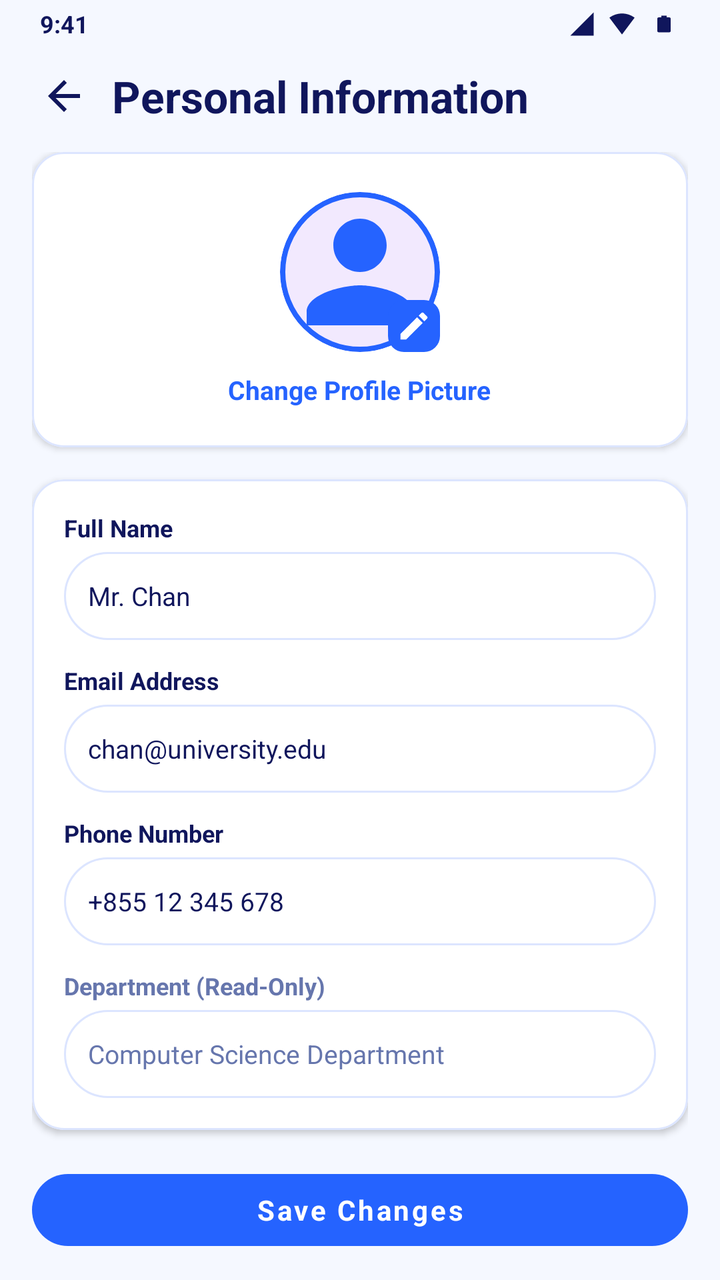
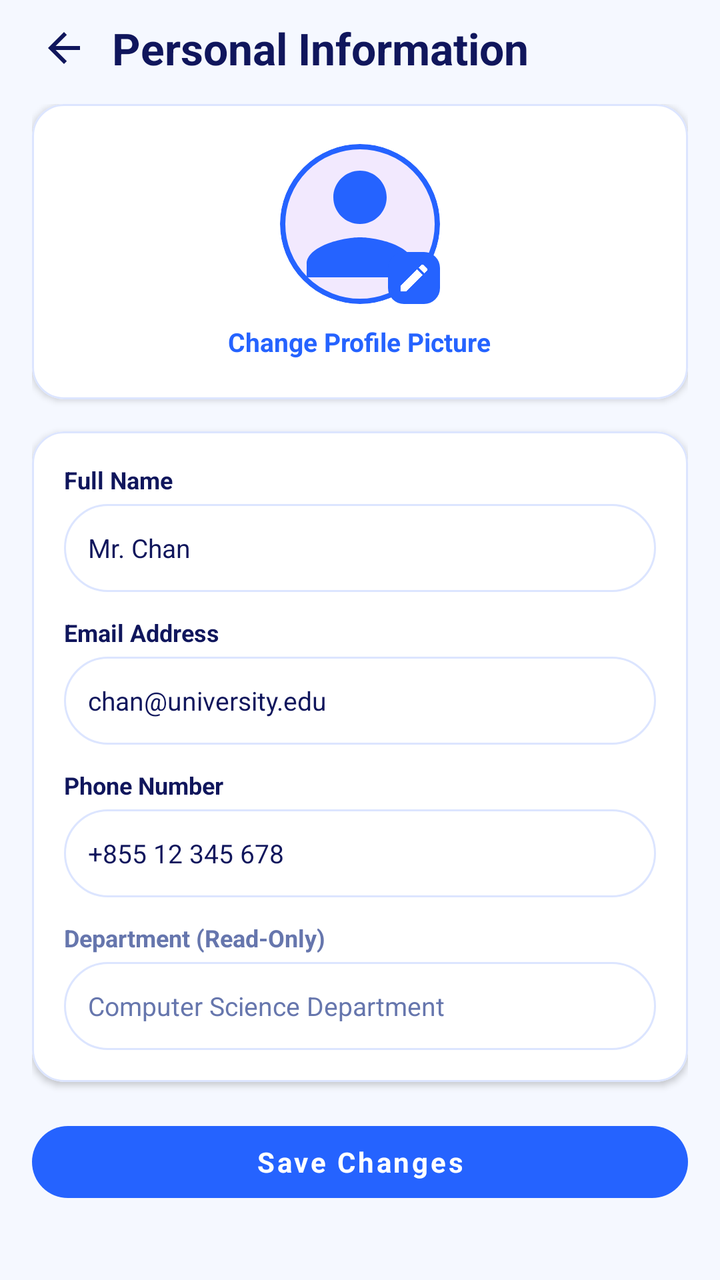

Screens rendered from an Android XML layout before and after an edit, with the pre-edit source and the edit as a unified diff.
<!-- AndroidManifest.xml: application theme Theme.Studentlearnanalytics -->
<!-- res/layout/activity_personal_information.xml -->
<?xml version="1.0" encoding="utf-8"?>
<LinearLayout
    xmlns:android="http://schemas.android.com/apk/res/android"
    xmlns:app="http://schemas.android.com/apk/res-auto"
    android:layout_width="match_parent"
    android:layout_height="match_parent"
    android:orientation="vertical"
    android:background="@color/teacher_bg"
    android:fitsSystemWindows="true">

    
    <RelativeLayout
        android:layout_width="match_parent"
        android:layout_height="24dp"
        android:paddingStart="20dp"
        android:paddingEnd="20dp"
        android:gravity="center_vertical">

        <TextView
            android:id="@+id/tvStatusBarTime"
            android:layout_width="wrap_content"
            android:layout_height="wrap_content"
            android:text="9:41"
            android:textColor="@color/teacher_dark_navy"
            android:textSize="12sp"
            android:textStyle="bold"
            android:layout_alignParentStart="true"
            android:layout_centerVertical="true"/>

        <LinearLayout
            android:layout_width="wrap_content"
            android:layout_height="wrap_content"
            android:orientation="horizontal"
            android:gravity="center_vertical"
            android:layout_alignParentEnd="true"
            android:layout_centerVertical="true">

            <ImageView
                android:layout_width="14dp"
                android:layout_height="14dp"
                android:src="@drawable/ic_signal_status"
                app:tint="@color/teacher_dark_navy"
                android:contentDescription="Signal" />

            <ImageView
                android:layout_width="14dp"
                android:layout_height="14dp"
                android:layout_marginStart="6dp"
                android:src="@drawable/ic_wifi_status"
                app:tint="@color/teacher_dark_navy"
                android:contentDescription="WiFi" />

            <ImageView
                android:layout_width="16dp"
                android:layout_height="14dp"
                android:layout_marginStart="6dp"
                android:src="@drawable/ic_battery_status"
                app:tint="@color/teacher_dark_navy"
                android:contentDescription="Battery" />
        </LinearLayout>
    </RelativeLayout>

    
    <LinearLayout
        android:layout_width="match_parent"
        android:layout_height="wrap_content"
        android:orientation="horizontal"
        android:gravity="center_vertical"
        android:paddingStart="16dp"
        android:paddingEnd="16dp"
        android:paddingTop="8dp"
        android:paddingBottom="8dp">

        <ImageView
            android:id="@+id/btnBack"
            android:layout_width="32dp"
            android:layout_height="32dp"
            android:padding="4dp"
            android:src="@drawable/ic_back"
            app:tint="@color/teacher_dark_navy"
            android:contentDescription="Back"
            android:clickable="true"
            android:focusable="true"
            android:background="?attr/selectableItemBackgroundBorderless" />

        <TextView
            android:layout_width="0dp"
            android:layout_height="wrap_content"
            android:layout_weight="1"
            android:layout_marginStart="8dp"
            android:text="Personal Information"
            android:textColor="@color/teacher_dark_navy"
            android:textSize="22sp"
            android:textStyle="bold" />

    </LinearLayout>

    <androidx.core.widget.NestedScrollView
        android:layout_width="match_parent"
        android:layout_height="0dp"
        android:layout_weight="1"
        android:scrollbars="none">

        <LinearLayout
            android:layout_width="match_parent"
            android:layout_height="wrap_content"
            android:orientation="vertical"
            android:paddingHorizontal="16dp"
            android:paddingTop="4dp"
            android:paddingBottom="16dp">

            
            <com.google.android.material.card.MaterialCardView
                android:layout_width="match_parent"
                android:layout_height="wrap_content"
                android:layout_marginBottom="16dp"
                app:cardBackgroundColor="@color/teacher_card_bg"
                app:cardCornerRadius="16dp"
                app:cardElevation="2dp"
                app:strokeColor="@color/teacher_border"
                app:strokeWidth="1dp">

                <LinearLayout
                    android:layout_width="match_parent"
                    android:layout_height="wrap_content"
                    android:orientation="vertical"
                    android:gravity="center"
                    android:padding="20dp">

                    <FrameLayout
                        android:layout_width="80dp"
                        android:layout_height="80dp">

                        <com.google.android.material.card.MaterialCardView
                            android:layout_width="80dp"
                            android:layout_height="80dp"
                            app:cardCornerRadius="40dp"
                            app:cardElevation="0dp"
                            app:strokeColor="@color/teacher_primary_blue"
                            app:strokeWidth="2.5dp">

                            <ImageView
                                android:layout_width="match_parent"
                                android:layout_height="match_parent"
                                android:scaleType="centerCrop"
                                android:src="@drawable/ic_profile"
                                app:tint="@color/teacher_primary_blue"
                                android:contentDescription="Photo" />
                        </com.google.android.material.card.MaterialCardView>

                        <ImageView
                            android:layout_width="26dp"
                            android:layout_height="26dp"
                            android:layout_gravity="bottom|end"
                            android:src="@drawable/ic_pencil_edit"
                            app:tint="@color/white"
                            android:background="@drawable/bg_pagination_button_active"
                            android:padding="4dp"
                            android:contentDescription="Camera" />
                    </FrameLayout>

                    <TextView
                        android:id="@+id/btnChangePhoto"
                        android:layout_width="wrap_content"
                        android:layout_height="wrap_content"
                        android:layout_marginTop="10dp"
                        android:text="Change Profile Picture"
                        android:textColor="@color/teacher_primary_blue"
                        android:textSize="13sp"
                        android:textStyle="bold"
                        android:clickable="true"
                        android:focusable="true" />
                </LinearLayout>
            </com.google.android.material.card.MaterialCardView>

            
            <com.google.android.material.card.MaterialCardView
                android:layout_width="match_parent"
                android:layout_height="wrap_content"
                android:layout_marginBottom="16dp"
                app:cardBackgroundColor="@color/teacher_card_bg"
                app:cardCornerRadius="16dp"
                app:cardElevation="2dp"
                app:strokeColor="@color/teacher_border"
                app:strokeWidth="1dp">

                <LinearLayout
                    android:layout_width="match_parent"
                    android:layout_height="wrap_content"
                    android:orientation="vertical"
                    android:padding="16dp">

                    <TextView
                        android:layout_width="wrap_content"
                        android:layout_height="wrap_content"
                        android:text="Full Name"
                        android:textColor="@color/teacher_dark_navy"
                        android:textSize="12sp"
                        android:textStyle="bold" />

                    <EditText
                        android:id="@+id/edtFullName"
                        android:layout_width="match_parent"
                        android:layout_height="44dp"
                        android:layout_marginTop="4dp"
                        android:layout_marginBottom="12dp"
                        android:background="@drawable/bg_search_input"
                        android:paddingHorizontal="12dp"
                        android:text="Mr. Chan"
                        android:textColor="@color/teacher_dark_navy"
                        android:textSize="13sp" />

                    <TextView
                        android:layout_width="wrap_content"
                        android:layout_height="wrap_content"
                        android:text="Email Address"
                        android:textColor="@color/teacher_dark_navy"
                        android:textSize="12sp"
                        android:textStyle="bold" />

                    <EditText
                        android:id="@+id/edtEmail"
                        android:layout_width="match_parent"
                        android:layout_height="44dp"
                        android:layout_marginTop="4dp"
                        android:layout_marginBottom="12dp"
                        android:background="@drawable/bg_search_input"
                        android:paddingHorizontal="12dp"
                        android:text="chan@university.edu"
                        android:textColor="@color/teacher_dark_navy"
                        android:textSize="13sp" />

                    <TextView
                        android:layout_width="wrap_content"
                        android:layout_height="wrap_content"
                        android:text="Phone Number"
                        android:textColor="@color/teacher_dark_navy"
                        android:textSize="12sp"
                        android:textStyle="bold" />

                    <EditText
                        android:id="@+id/edtPhone"
                        android:layout_width="match_parent"
                        android:layout_height="44dp"
                        android:layout_marginTop="4dp"
                        android:layout_marginBottom="12dp"
                        android:background="@drawable/bg_search_input"
                        android:paddingHorizontal="12dp"
                        android:text="+855 12 345 678"
                        android:textColor="@color/teacher_dark_navy"
                        android:textSize="13sp" />

                    <TextView
                        android:layout_width="wrap_content"
                        android:layout_height="wrap_content"
                        android:text="Department (Read-Only)"
                        android:textColor="@color/teacher_secondary_text"
                        android:textSize="12sp"
                        android:textStyle="bold" />

                    <EditText
                        android:id="@+id/edtDepartment"
                        android:layout_width="match_parent"
                        android:layout_height="44dp"
                        android:layout_marginTop="4dp"
                        android:background="@drawable/bg_search_input"
                        android:paddingHorizontal="12dp"
                        android:text="Computer Science Department"
                        android:textColor="@color/teacher_secondary_text"
                        android:textSize="13sp"
                        android:enabled="false" />

                </LinearLayout>
            </com.google.android.material.card.MaterialCardView>

            
            <com.google.android.material.button.MaterialButton
                android:id="@+id/btnSaveChanges"
                style="@style/Widget.MaterialComponents.Button.UnelevatedButton"
                android:layout_width="match_parent"
                android:layout_height="48dp"
                android:text="Save Changes"
                android:textAllCaps="false"
                android:textColor="@color/white"
                android:textSize="14sp"
                android:textStyle="bold"
                app:backgroundTint="@color/teacher_primary_blue"
                app:cornerRadius="24dp" />

        </LinearLayout>
    </androidx.core.widget.NestedScrollView>

</LinearLayout>
<!-- resources referenced by this layout -->
<resources>
  <color name="teacher_bg">#F5F8FF</color>
  <color name="teacher_border">#DCE5FF</color>
  <color name="teacher_card_bg">#FFFFFF</color>
  <color name="teacher_dark_navy">#10165C</color>
  <color name="teacher_primary_blue">#2563FF</color>
  <color name="teacher_secondary_text">#6676AD</color>
  <color name="white">#FFFFFFFF</color>
  <!-- drawable bg_pagination_button_active (drawable) -->
  <?xml version="1.0" encoding="utf-8"?>
  <shape xmlns:android="http://schemas.android.com/apk/res/android"
      android:shape="rectangle">
      <solid android:color="@color/teacher_primary_blue" />
      <corners android:radius="8dp" />
  </shape>
  <!-- drawable bg_search_input (drawable) -->
  <?xml version="1.0" encoding="utf-8"?>
  <shape xmlns:android="http://schemas.android.com/apk/res/android"
      android:shape="rectangle">
      <solid android:color="@color/teacher_card_bg" />
      <stroke
          android:width="1dp"
          android:color="@color/teacher_border" />
      <corners android:radius="24dp" />
  </shape>
  <!-- drawable ic_back (drawable) -->
  <vector xmlns:android="http://schemas.android.com/apk/res/android"
      android:width="24dp"
      android:height="24dp"
      android:viewportWidth="24"
      android:viewportHeight="24">
      <path
          android:fillColor="@color/text_primary"
          android:pathData="M20,11H7.83l5.59,-5.59L12,4l-8,8 8,8 1.41,-1.41L7.83,13H20v-2z" />
  </vector>
  <!-- drawable ic_battery_status (drawable) -->
  <?xml version="1.0" encoding="utf-8"?>
  <vector xmlns:android="http://schemas.android.com/apk/res/android"
      android:width="22dp"
      android:height="14dp"
      android:viewportWidth="24"
      android:viewportHeight="24">
      <path
          android:fillColor="#111B6B"
          android:pathData="M15.67,4H14V2h-4v2H8.33C7.6,4 7,4.6 7,5.33v15.33C7,21.4 7.6,22 8.33,22h7.33c0.74,0 1.34,-0.6 1.34,-1.33V5.33C17,4.6 16.4,4 15.67,4z"/>
  </vector>
  <!-- drawable ic_pencil_edit (drawable) -->
  <vector xmlns:android="http://schemas.android.com/apk/res/android"
      android:width="24dp"
      android:height="24dp"
      android:viewportWidth="24"
      android:viewportHeight="24">
    <path
        android:fillColor="#FF000000"
        android:pathData="M3,17.25V21h3.75L17.81,9.94l-3.75,-3.75L3,17.25zM20.71,7.04c0.39,-0.39 0.39,-1.02 0,-1.41l-2.34,-2.34c-0.39,-0.39 -1.02,-0.39 -1.41,0l-1.83,1.83 3.75,3.75 1.83,-1.83z"/>
  </vector>
  <!-- drawable ic_profile (drawable) -->
  <vector xmlns:android="http://schemas.android.com/apk/res/android" android:height="24dp" android:tint="#000000" android:viewportHeight="24" android:viewportWidth="24" android:width="24dp">
        
      <path android:fillColor="@android:color/white" android:pathData="M12,12c2.21,0 4,-1.79 4,-4s-1.79,-4 -4,-4 -4,1.79 -4,4 1.79,4 4,4zM12,14c-2.67,0 -8,1.34 -8,4v2h16v-2c0,-2.66 -5.33,-4 -8,-4z"/>
      
  </vector>
  <!-- drawable ic_signal_status (drawable) -->
  <?xml version="1.0" encoding="utf-8"?>
  <vector xmlns:android="http://schemas.android.com/apk/res/android"
      android:width="16dp"
      android:height="16dp"
      android:viewportWidth="24"
      android:viewportHeight="24">
      <path
          android:fillColor="#111B6B"
          android:pathData="M2,22h20V2L2,22z"/>
  </vector>
  <!-- drawable ic_wifi_status (drawable) -->
  <?xml version="1.0" encoding="utf-8"?>
  <vector xmlns:android="http://schemas.android.com/apk/res/android"
      android:width="16dp"
      android:height="16dp"
      android:viewportWidth="24"
      android:viewportHeight="24">
      <path
          android:fillColor="#111B6B"
          android:pathData="M12,3C7.95,3 4.21,4.34 1.2,6.6L12,21 22.8,6.6C19.79,4.34 16.05,3 12,3z"/>
  </vector>
  <color name="text_primary">#1E1B4B</color>
  <color name="primary">#5B3DF5</color>
  <color name="primary_dark">#4324EB</color>
  <color name="primary_light">#5B3DF5</color>
  <color name="app_background">#F8F9FC</color>
  <!-- unchanged entries left out for length: 1 -->
</resources>

<!-- the commit's change to res/layout/activity_personal_information.xml (unified diff, before → after) -->
@@ -7,58 +7,6 @@
     android:orientation="vertical"
     android:background="@color/teacher_bg"
     android:fitsSystemWindows="true">
-
-    
-    <RelativeLayout
-        android:layout_width="match_parent"
-        android:layout_height="24dp"
-        android:paddingStart="20dp"
-        android:paddingEnd="20dp"
-        android:gravity="center_vertical">
-
-        <TextView
-            android:id="@+id/tvStatusBarTime"
-            android:layout_width="wrap_content"
-            android:layout_height="wrap_content"
-            android:text="9:41"
-            android:textColor="@color/teacher_dark_navy"
-            android:textSize="12sp"
-            android:textStyle="bold"
-            android:layout_alignParentStart="true"
-            android:layout_centerVertical="true"/>
-
-        <LinearLayout
-            android:layout_width="wrap_content"
-            android:layout_height="wrap_content"
-            android:orientation="horizontal"
-            android:gravity="center_vertical"
-            android:layout_alignParentEnd="true"
-            android:layout_centerVertical="true">
-
-            <ImageView
-                android:layout_width="14dp"
-                android:layout_height="14dp"
-                android:src="@drawable/ic_signal_status"
-                app:tint="@color/teacher_dark_navy"
-                android:contentDescription="Signal" />
-
-            <ImageView
-                android:layout_width="14dp"
-                android:layout_height="14dp"
-                android:layout_marginStart="6dp"
-                android:src="@drawable/ic_wifi_status"
-                app:tint="@color/teacher_dark_navy"
-                android:contentDescription="WiFi" />
-
-            <ImageView
-                android:layout_width="16dp"
-                android:layout_height="14dp"
-                android:layout_marginStart="6dp"
-                android:src="@drawable/ic_battery_status"
-                app:tint="@color/teacher_dark_navy"
-                android:contentDescription="Battery" />
-        </LinearLayout>
-    </RelativeLayout>
 
     
     <LinearLayout
<!-- resource entries referenced after the edit -->
@@ -34,17 +34,6 @@
           android:fillColor="@color/text_primary"
           android:pathData="M20,11H7.83l5.59,-5.59L12,4l-8,8 8,8 1.41,-1.41L7.83,13H20v-2z" />
   </vector>
-  <!-- drawable ic_battery_status (drawable) -->
-  <?xml version="1.0" encoding="utf-8"?>
-  <vector xmlns:android="http://schemas.android.com/apk/res/android"
-      android:width="22dp"
-      android:height="14dp"
-      android:viewportWidth="24"
-      android:viewportHeight="24">
-      <path
-          android:fillColor="#111B6B"
-          android:pathData="M15.67,4H14V2h-4v2H8.33C7.6,4 7,4.6 7,5.33v15.33C7,21.4 7.6,22 8.33,22h7.33c0.74,0 1.34,-0.6 1.34,-1.33V5.33C17,4.6 16.4,4 15.67,4z"/>
-  </vector>
   <!-- drawable ic_pencil_edit (drawable) -->
   <vector xmlns:android="http://schemas.android.com/apk/res/android"
       android:width="24dp"
@@ -61,28 +50,6 @@
       <path android:fillColor="@android:color/white" android:pathData="M12,12c2.21,0 4,-1.79 4,-4s-1.79,-4 -4,-4 -4,1.79 -4,4 1.79,4 4,4zM12,14c-2.67,0 -8,1.34 -8,4v2h16v-2c0,-2.66 -5.33,-4 -8,-4z"/>
       
   </vector>
-  <!-- drawable ic_signal_status (drawable) -->
-  <?xml version="1.0" encoding="utf-8"?>
-  <vector xmlns:android="http://schemas.android.com/apk/res/android"
-      android:width="16dp"
-      android:height="16dp"
-      android:viewportWidth="24"
-      android:viewportHeight="24">
-      <path
-          android:fillColor="#111B6B"
-          android:pathData="M2,22h20V2L2,22z"/>
-  </vector>
-  <!-- drawable ic_wifi_status (drawable) -->
-  <?xml version="1.0" encoding="utf-8"?>
-  <vector xmlns:android="http://schemas.android.com/apk/res/android"
-      android:width="16dp"
-      android:height="16dp"
-      android:viewportWidth="24"
-      android:viewportHeight="24">
-      <path
-          android:fillColor="#111B6B"
-          android:pathData="M12,3C7.95,3 4.21,4.34 1.2,6.6L12,21 22.8,6.6C19.79,4.34 16.05,3 12,3z"/>
-  </vector>
   <color name="text_primary">#1E1B4B</color>
   <color name="primary">#5B3DF5</color>
   <color name="primary_dark">#4324EB</color>
